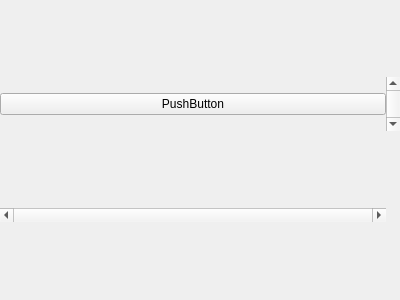
The window that ui/abstracttablevisualization.ui (snip89/wsnsim-postprocessor) describes before a commit, drawn with Qt 5.
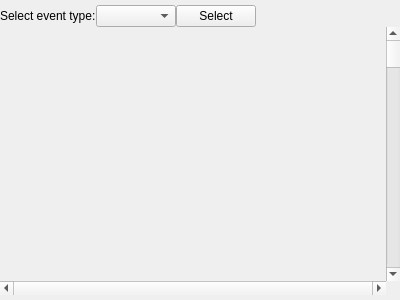
The same window after the commit.

Commit message: table visualization tool bar implemented

What changed in the file:
```diff
--- a/ui/abstracttablevisualization.ui
+++ b/ui/abstracttablevisualization.ui
@@ -14,39 +14,101 @@
    <string>Form</string>
   </property>
   <layout class="QGridLayout" name="gridLayout_2">
-   <property name="margin">
+   <property name="leftMargin">
     <number>0</number>
    </property>
+   <property name="topMargin">
+    <number>5</number>
+   </property>
+   <property name="rightMargin">
+    <number>0</number>
+   </property>
+   <property name="bottomMargin">
+    <number>5</number>
+   </property>
    <property name="spacing">
     <number>0</number>
    </property>
-   <item row="0" column="0">
-    <layout class="QGridLayout" name="gridLayout">
-     <item row="0" column="0">
-      <widget class="QPushButton" name="pushButton">
-       <property name="text">
-        <string>PushButton</string>
-       </property>
-      </widget>
-     </item>
-    </layout>
-   </item>
    <item row="1" column="0">
-    <widget class="QScrollBar" name="horizontalScrollBar">
-     <property name="maximum">
-      <number>0</number>
-     </property>
-     <property name="orientation">
-      <enum>Qt::Horizontal</enum>
-     </property>
-    </widget>
+    <layout class="QGridLayout" name="gridLayout_6">
+     <item row="0" column="0">
+      <layout class="QGridLayout" name="vAreaGridLayout">
+       <property name="spacing">
+        <number>0</number>
+       </property>
+      </layout>
+     </item>
+     <item row="0" column="1">
+      <widget class="QScrollBar" name="verticalScrollBar">
+       <property name="orientation">
+        <enum>Qt::Vertical</enum>
+       </property>
+      </widget>
+     </item>
+     <item row="1" column="0">
+      <widget class="QScrollBar" name="horizontalScrollBar">
+       <property name="maximum">
+        <number>0</number>
+       </property>
+       <property name="orientation">
+        <enum>Qt::Horizontal</enum>
+       </property>
+      </widget>
+     </item>
+    </layout>
    </item>
-   <item row="0" column="1">
-    <widget class="QScrollBar" name="verticalScrollBar">
-     <property name="orientation">
-      <enum>Qt::Vertical</enum>
-     </property>
-    </widget>
+   <item row="0" column="0">
+    <layout class="QGridLayout" name="toolBarLayout">
+     <item row="0" column="2">
+      <widget class="QLabel" name="toolBarLabel">
+       <property name="text">
+        <string>Select event type:</string>
+       </property>
+      </widget>
+     </item>
+     <item row="0" column="4">
+      <widget class="QPushButton" name="toolBoxPushButton">
+       <property name="text">
+        <string>Select</string>
+       </property>
+      </widget>
+     </item>
+     <item row="0" column="3">
+      <widget class="QComboBox" name="toolBoxComboBox">
+       <property name="sizePolicy">
+        <sizepolicy hsizetype="Fixed" vsizetype="Fixed">
+         <horstretch>0</horstretch>
+         <verstretch>0</verstretch>
+        </sizepolicy>
+       </property>
+       <property name="minimumSize">
+        <size>
+         <width>80</width>
+         <height>0</height>
+        </size>
+       </property>
+       <property name="maximumSize">
+        <size>
+         <width>80</width>
+         <height>16777215</height>
+        </size>
+       </property>
+      </widget>
+     </item>
+     <item row="0" column="5">
+      <spacer name="horizontalSpacer">
+       <property name="orientation">
+        <enum>Qt::Horizontal</enum>
+       </property>
+       <property name="sizeHint" stdset="0">
+        <size>
+         <width>40</width>
+         <height>20</height>
+        </size>
+       </property>
+      </spacer>
+     </item>
+    </layout>
    </item>
   </layout>
  </widget>
```
The commit also changes 5 other files.
